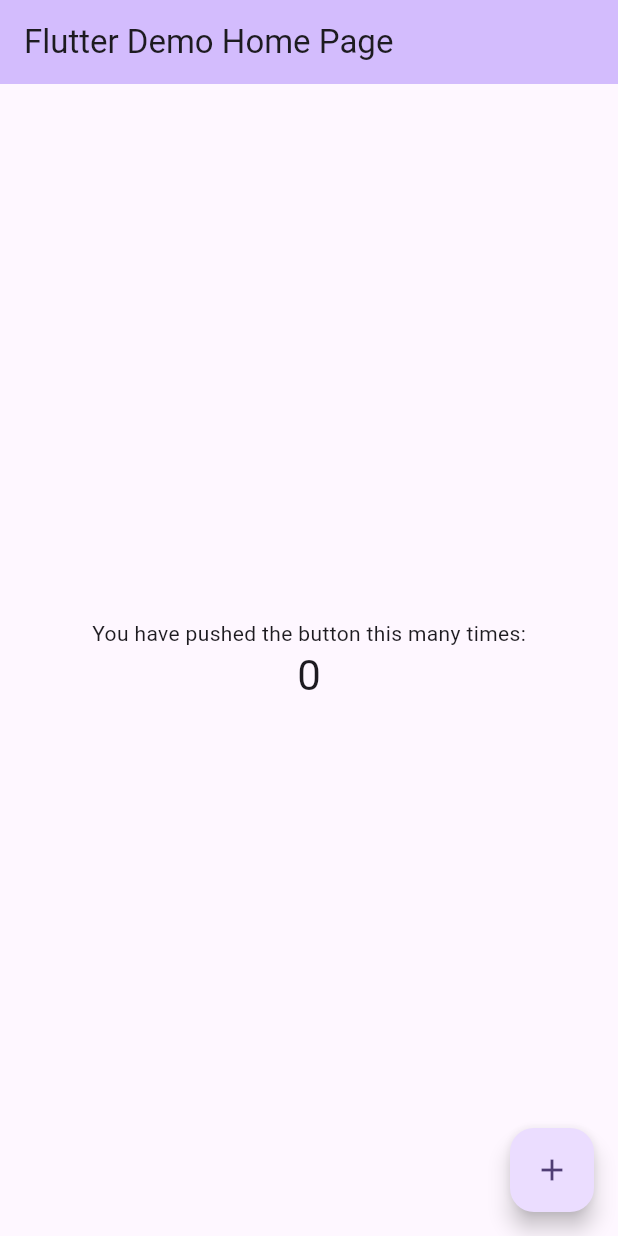
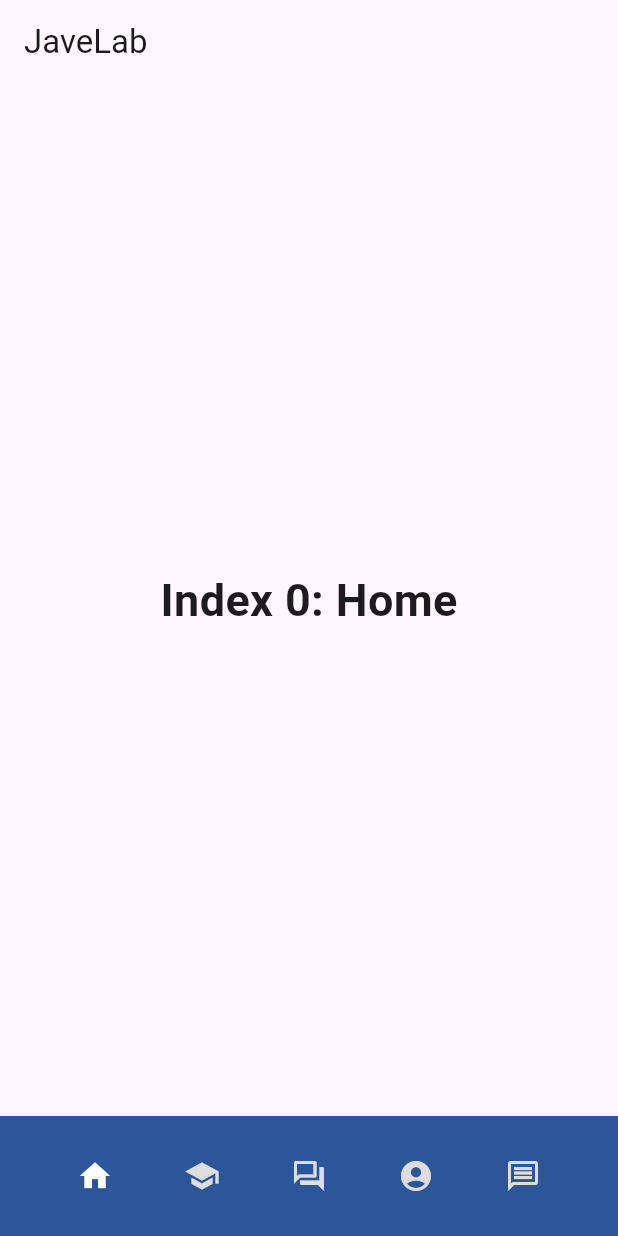
Before and after one commit to estebanvilla16/TesisJaveLab, a Flutter app: the screen it shows after launch, on a phone screen of 412 x 824 dp. Run offline on Flutter 3.47's test engine with Material 3 defaults, Android fonts, the phone set to English and light mode, and no system bars.

Commit message:
Se agregar el menu inferior con los 5 iconos principales

```diff
--- a/lib/main.dart
+++ b/lib/main.dart
@@ -1,125 +1,119 @@
 import 'package:flutter/material.dart';
 
-void main() {
-  runApp(const MyApp());
-}
+/// Flutter code sample for [BottomAppBar].
 
-class MyApp extends StatelessWidget {
-  const MyApp({super.key});
+void main() => runApp(const BottomAppBarExampleApp());
 
-  // This widget is the root of your application.
+class BottomAppBarExampleApp extends StatelessWidget {
+  const BottomAppBarExampleApp({super.key});
+
   @override
   Widget build(BuildContext context) {
-    return MaterialApp(
-      title: 'Flutter Demo',
-      theme: ThemeData(
-        // This is the theme of your application.
-        //
-        // TRY THIS: Try running your application with "flutter run". You'll see
-        // the application has a purple toolbar. Then, without quitting the app,
-        // try changing the seedColor in the colorScheme below to Colors.green
-        // and then invoke "hot reload" (save your changes or press the "hot
-        // reload" button in a Flutter-supported IDE, or press "r" if you used
-        // the command line to start the app).
-        //
-        // Notice that the counter didn't reset back to zero; the application
-        // state is not lost during the reload. To reset the state, use hot
-        // restart instead.
-        //
-        // This works for code too, not just values: Most code changes can be
-        // tested with just a hot reload.
-        colorScheme: ColorScheme.fromSeed(seedColor: Colors.deepPurple),
-        useMaterial3: true,
-      ),
-      home: const MyHomePage(title: 'Flutter Demo Home Page'),
+    return const MaterialApp(
+      debugShowCheckedModeBanner: false,
+      home: BottomAppBarExample(),
     );
   }
 }
 
-class MyHomePage extends StatefulWidget {
-  const MyHomePage({super.key, required this.title});
-
-  // This widget is the home page of your application. It is stateful, meaning
-  // that it has a State object (defined below) that contains fields that affect
-  // how it looks.
-
-  // This class is the configuration for the state. It holds the values (in this
-  // case the title) provided by the parent (in this case the App widget) and
-  // used by the build method of the State. Fields in a Widget subclass are
-  // always marked "final".
-
-  final String title;
+class BottomAppBarExample extends StatefulWidget {
+  const BottomAppBarExample({super.key});
 
   @override
-  State<MyHomePage> createState() => _MyHomePageState();
+  State<BottomAppBarExample> createState() =>
+      _BottomAppBarExampleState();
 }
 
-class _MyHomePageState extends State<MyHomePage> {
-  int _counter = 0;
+class _BottomAppBarExampleState
+    extends State<BottomAppBarExample> {
+  int _selectedIndex = 0; // cambia el valor inicial a 0
 
-  void _incrementCounter() {
+
+  static const TextStyle optionStyle =
+  TextStyle(fontSize: 30, fontWeight: FontWeight.bold);
+  static const List<Widget> _widgetOptions = <Widget>[
+    Text(
+      'Index 0: Home', // cambia el texto a Home
+      style: optionStyle,
+    ),
+
+    Text(
+      'Index 1: Ruta',
+      style: optionStyle,
+    ),
+
+    Text(
+      'Index 2: Foro', // cambia el texto a Foro
+      style: optionStyle,
+    ),
+    Text(
+      'Index 3: Perfil',
+      style: optionStyle,
+    ),
+
+    Text(
+      'Index 4: Mensajes',
+      style: optionStyle,
+    ),
+
+  ];
+
+  void _onItemTapped(int index) {
     setState(() {
-      // This call to setState tells the Flutter framework that something has
-      // changed in this State, which causes it to rerun the build method below
-      // so that the display can reflect the updated values. If we changed
-      // _counter without calling setState(), then the build method would not be
-      // called again, and so nothing would appear to happen.
-      _counter++;
+      _selectedIndex = index;
+
     });
   }
 
   @override
   Widget build(BuildContext context) {
-    // This method is rerun every time setState is called, for instance as done
-    // by the _incrementCounter method above.
-    //
-    // The Flutter framework has been optimized to make rerunning build methods
-    // fast, so that you can just rebuild anything that needs updating rather
-    // than having to individually change instances of widgets.
     return Scaffold(
       appBar: AppBar(
-        // TRY THIS: Try changing the color here to a specific color (to
-        // Colors.amber, perhaps?) and trigger a hot reload to see the AppBar
-        // change color while the other colors stay the same.
-        backgroundColor: Theme.of(context).colorScheme.inversePrimary,
-        // Here we take the value from the MyHomePage object that was created by
-        // the App.build method, and use it to set our appbar title.
-        title: Text(widget.title),
+        title: const Text('JaveLab'),
       ),
       body: Center(
-        // Center is a layout widget. It takes a single child and positions it
-        // in the middle of the parent.
-        child: Column(
-          // Column is also a layout widget. It takes a list of children and
-          // arranges them vertically. By default, it sizes itself to fit its
-          // children horizontally, and tries to be as tall as its parent.
-          //
-          // Column has various properties to control how it sizes itself and
-          // how it positions its children. Here we use mainAxisAlignment to
-          // center the children vertically; the main axis here is the vertical
-          // axis because Columns are vertical (the cross axis would be
-          // horizontal).
-          //
-          // TRY THIS: Invoke "debug painting" (choose the "Toggle Debug Paint"
-          // action in the IDE, or press "p" in the console), to see the
-          // wireframe for each widget.
-          mainAxisAlignment: MainAxisAlignment.center,
+        child: _widgetOptions.elementAt(_selectedIndex),
+      ),
+
+      bottomNavigationBar: BottomAppBar( // usa el widget BottomAppBar
+        color: Color(0xFF2c5697), // agrega un color de fondo a la barra
+        child: Row( // usa un widget Row para colocar los ítems de la barra
+          mainAxisAlignment: MainAxisAlignment.spaceEvenly, // distribuye los ítems de forma uniforme
           children: <Widget>[
-            const Text(
-              'You have pushed the button this many times:',
+            Spacer(), // agrega un espacio a la izquierda del primer ítem
+            IconButton( // usa un widget IconButton para crear un ítem con un ícono y una acción
+              icon: Icon(Icons.home), // cambia el ícono a home
+              color: _selectedIndex == 0 ? Colors.white : Color(0xFFDDDDDD), // cambia el color según el índice seleccionado
+              onPressed: () => _onItemTapped(0), // cambia el índice seleccionado al presionar el ítem
             ),
-            Text(
-              '$_counter',
-              style: Theme.of(context).textTheme.headlineMedium,
+            Spacer(), // agrega un espacio entre el primer y el segundo ítem
+            IconButton( // usa otro widget IconButton para crear otro ítem
+              icon: Icon(Icons.school),
+              color: _selectedIndex == 1 ? Colors.white : Color(0xFFDDDDDD),
+              onPressed: () => _onItemTapped(1),
             ),
+            Spacer(), // agrega un espacio entre el segundo y el tercer ítem
+            IconButton( // usa otro widget IconButton para crear otro ítem
+              icon: Icon(Icons.forum_outlined), // cambia el ícono a forum_outlined
+              color: _selectedIndex == 2 ? Colors.white : Color(0xFFDDDDDD),
+              onPressed: () => _onItemTapped(2),
+            ),
+            Spacer(), // agrega un espacio entre el tercer y el cuarto ítem
+            IconButton( // usa otro widget IconButton para crear otro ítem
+              icon: Icon(Icons.account_circle_rounded),
+              color: _selectedIndex == 3 ? Colors.white : Color(0xFFDDDDDD),
+              onPressed: () => _onItemTapped(3),
+            ),
+            Spacer(), // agrega un espacio entre el cuarto y el quinto ítem
+            IconButton( // usa otro widget IconButton para crear otro ítem
+              icon: Icon(Icons.message_outlined),
+              color: _selectedIndex == 4 ? Colors.white : Color(0xFFDDDDDD),
+              onPressed: () => _onItemTapped(4),
+            ),
+            Spacer(), // agrega un espacio a la derecha del quinto ítem
           ],
         ),
       ),
-      floatingActionButton: FloatingActionButton(
-        onPressed: _incrementCounter,
-        tooltip: 'Increment',
-        child: const Icon(Icons.add),
-      ), // This trailing comma makes auto-formatting nicer for build methods.
     );
   }
 }
--- a/pubspec.yaml
+++ b/pubspec.yaml
@@ -36,6 +36,7 @@ dependencies:
   # The following adds the Cupertino Icons font to your application.
   # Use with the CupertinoIcons class for iOS style icons.
   cupertino_icons: ^1.0.2
+
 
 dev_dependencies:
   flutter_test:
```
Also changed, not shown: pubspec.lock.
